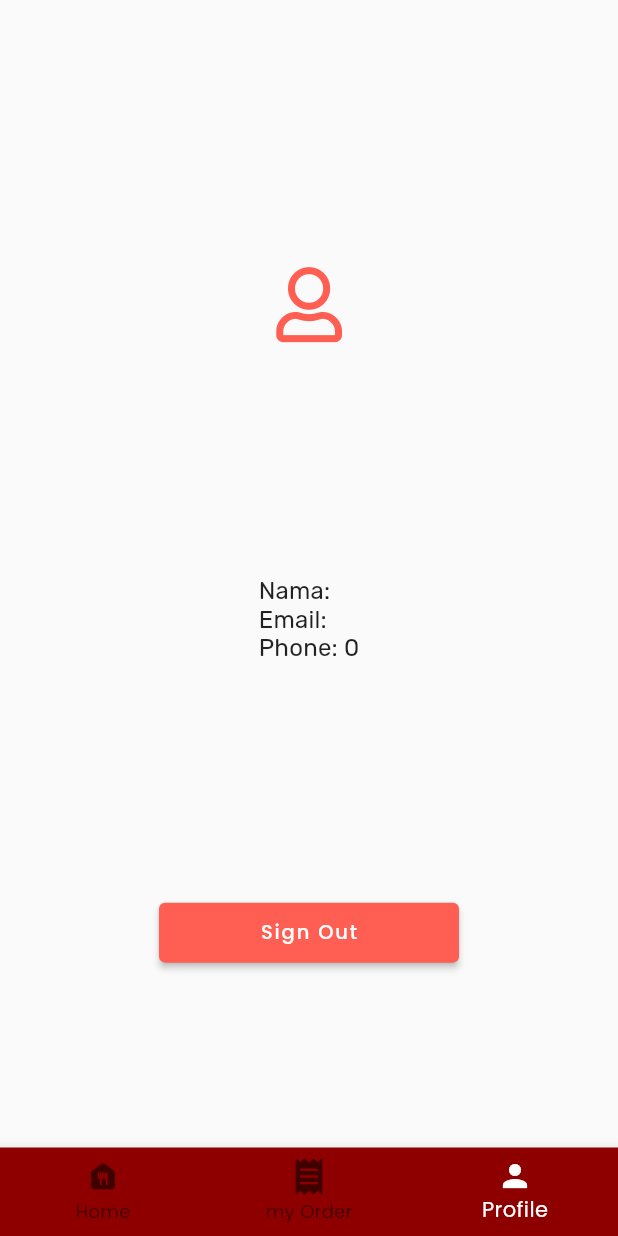
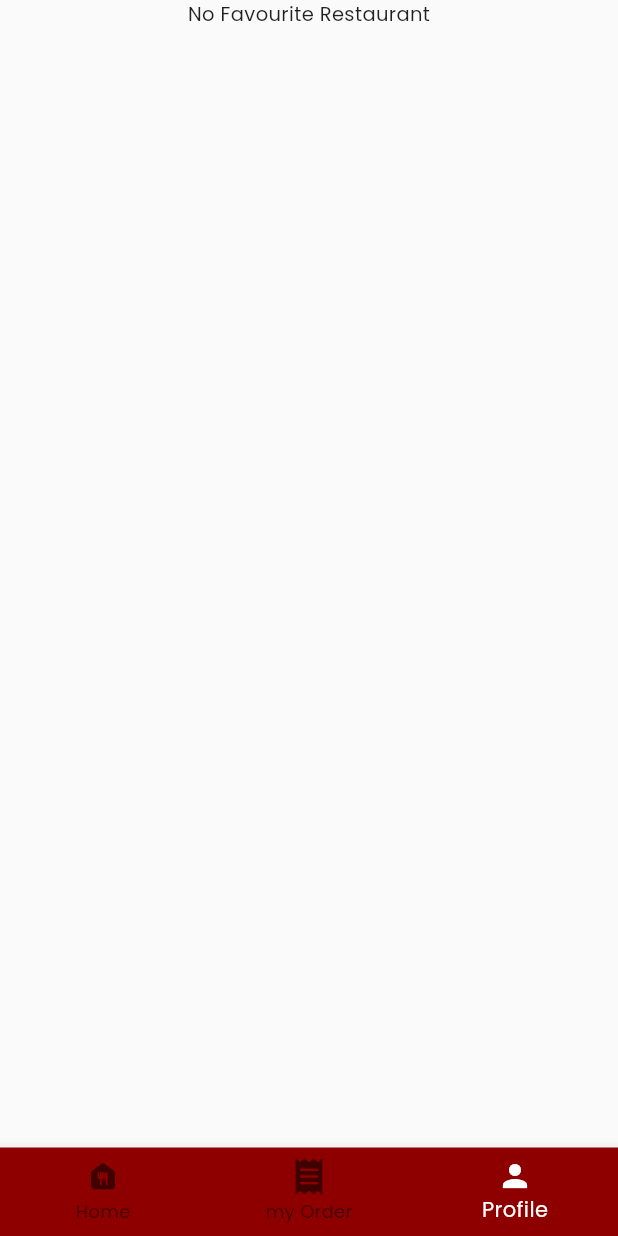
Before and after one commit to yusufkarbackk/foodzilla, a Flutter app: the screen it shows once a user with an empty profile is signed in, item 3 of the bottom bar chosen, on a phone screen of 412 x 824 dp. Run offline on Flutter 3.47's test engine with Material 2 defaults, Android fonts, the phone set to English and light mode, and no system bars; our stand-ins replace another_flushbar, cloud_firestore, connectivity, email_validator, firebase_auth, firebase_core and 4 more; accounts and stored records are empty; network calls fail.

Commit message:
menambahkah fitur add favourite

```diff
--- a/lib/main.dart
+++ b/lib/main.dart
@@ -1,7 +1,6 @@
 import 'package:firebase_auth/firebase_auth.dart';
 import 'package:flutter/material.dart';
 import 'package:foodzilla/providers/date_time_provider.dart';
-import 'package:foodzilla/providers/db_provider.dart';
 import 'package:foodzilla/providers/restaurant_detail_provider.dart';
 import 'package:foodzilla/providers/restaurant_provider.dart';
 import 'package:foodzilla/services/services.dart';
@@ -13,11 +12,16 @@ import 'package:firebase_core/firebase_core.dart';
 void main() async {
   WidgetsFlutterBinding.ensureInitialized();
   await Firebase.initializeApp();
+
   runApp(MyApp());
 }
 
-class MyApp extends StatelessWidget {
-  // This widget is the root of your application.
+class MyApp extends StatefulWidget {
+  @override
+  _MyAppState createState() => _MyAppState();
+}
+
+class _MyAppState extends State<MyApp> {
   @override
   Widget build(BuildContext context) {
     return StreamProvider.value(
@@ -30,7 +34,6 @@ class MyApp extends StatelessWidget {
           ChangeNotifierProvider(create: (context) => DateTimeProvider()),
           ChangeNotifierProvider(
               create: (context) => RestaurantDetailProvider()),
-          ChangeNotifierProvider(create: (context) => DbProvider())
         ],
         child: MaterialApp(
           title: 'Flutter Demo',
--- a/lib/providers/db_provider.dart
+++ /dev/null
@@ -1,30 +0,0 @@
-import 'package:flutter/foundation.dart';
-import 'package:foodzilla/models/restaurant_detail.dart';
-import 'package:foodzilla/services/database_helper.dart';
-
-class DbProvider extends ChangeNotifier {
-  late DatabaseHelper _dbHelper;
-  List<RestaurantDetail> _restaruants = [];
-
-  List<RestaurantDetail> get getFavouritesRestaurant => _restaruants;
-
-  void _getAllFavouriteRestaurants() async {
-    _restaruants = await _dbHelper.getFavouritedRestaurants();
-    notifyListeners();
-  }
-
-  Future<void> addNote(RestaurantDetail restaurant) async {
-    await _dbHelper.insertRestaurant(restaurant);
-    _getAllFavouriteRestaurants();
-  }
-
-  void deleteRestaurant(String id) async {
-    await _dbHelper.deleteRestaurant(id);
-    _getAllFavouriteRestaurants();
-  }
-
-  DbProvider() {
-    _dbHelper = DatabaseHelper();
-    _getAllFavouriteRestaurants();
-  }
-}
--- a/lib/screens/current_screen.dart
+++ b/lib/screens/current_screen.dart
@@ -13,7 +13,12 @@ class _CurrentScreenState extends State<CurrentScreen> {
     pageIndex = 0;
   }
 
-  List<Widget> screenList = [HomeScreen(), OrderScreen(), ProfileScreen()];
+  List<Widget> screenList = [
+    HomeScreen(),
+    OrderScreen(),
+    FavouriteScreen(),
+    ProfileScreen(),
+  ];
   @override
   Widget build(BuildContext context) {
     return Scaffold(
--- /dev/null
+++ b/lib/screens/favourite_screen.dart
@@ -0,0 +1,47 @@
+part of 'screens.dart';
+
+class FavouriteScreen extends StatelessWidget {
+  const FavouriteScreen({Key? key}) : super(key: key);
+
+  @override
+  Widget build(BuildContext context) {
+    return SafeArea(
+        child: Scaffold(
+      body: SingleChildScrollView(
+          child: FutureBuilder<QuerySnapshot>(
+              future: FavouriteRestaurantServices.getFavourites(
+                  Provider.of<User?>(context)!.uid),
+              builder: (context, snapshot) {
+                if (snapshot.hasData) {
+                  List<Widget> list = [];
+                  final List<QueryDocumentSnapshot<Object?>> favourites =
+                      snapshot.data!.docs;
+                  for (var item in favourites) {
+                    list.add(RestaurantCard(
+                        restaurantId: (item.data() as dynamic)["restaurant_id"],
+                        imageURL: (item.data() as dynamic)["imageURL"],
+                        name: (item.data() as dynamic)["name"],
+                        city: (item.data() as dynamic)["city"],
+                        rating: (item.data() as dynamic)["rating"]));
+                  }
+                  if (list.length == 0) {
+                    return Center(child: Text("No Favourite Restaurant"));
+                  } else {
+                    return Column(
+                      children: list,
+                    );
+                  }
+                } else if (snapshot.connectionState ==
+                    ConnectionState.waiting) {
+                  return Center(
+                      child: SpinKitFadingCircle(
+                    color: kLightRed,
+                    size: 40,
+                  ));
+                } else {
+                  return Text("Error getting data");
+                }
+              })),
+    ));
+  }
+}
--- a/lib/screens/screens.dart
+++ b/lib/screens/screens.dart
@@ -14,13 +14,13 @@ import 'package:foodzilla/models/transaction_model.dart';
 import 'package:foodzilla/models/user_model.dart';
 import 'package:foodzilla/providers/date_time_provider.dart';
 import 'package:foodzilla/providers/restaurant_detail_provider.dart';
-import 'package:foodzilla/providers/restaurant_provider.dart';
 import 'package:foodzilla/shared/constants.dart';
 import 'package:foodzilla/services/services.dart';
 import 'package:foodzilla/widgets/widgets.dart';
 import 'package:provider/provider.dart';
 import 'package:firebase_auth/firebase_auth.dart';
 
+part 'favourite_screen.dart';
 part 'detail_screen.dart';
 part 'welcome_screen.dart';
 part 'wrapper.dart';
--- /dev/null
+++ b/lib/services/fovurite_restaurant_services.dart
@@ -0,0 +1,45 @@
+part of 'services.dart';
+
+class FavouriteRestaurantServices {
+  List<String> _favouriedRestaurant = [];
+
+  List<String> get getFavouritedRestaurantName => _favouriedRestaurant;
+
+  static CollectionReference _favouriteCollection =
+      FirebaseFirestore.instance.collection("Favourite Restaurant");
+
+  static Future<String> addFavourite(
+      RestaurantDetail restaurant, String userId) async {
+    try {
+      await _favouriteCollection.doc().set({
+        "userId": userId,
+        "restaurant_id": restaurant.id,
+        "name": restaurant.name,
+        "rating": restaurant.rating,
+        "imageURL": restaurant.pictureId,
+        "city": restaurant.city
+      });
+      return "success";
+    } catch (e) {
+      print(e.toString());
+      return e.toString();
+    }
+  }
+
+  static Future<QuerySnapshot> getFavourites(String userId) async {
+    QuerySnapshot snapshot =
+        await _favouriteCollection.where("userId", isEqualTo: userId).get();
+
+    return snapshot;
+  }
+
+  static Future<void> deleteFavourite(String restaurantId) async {
+    var result = await _favouriteCollection
+        .where("restaurant_id", isEqualTo: restaurantId)
+        .get();
+
+    for (var doc in result.docs) {
+      await doc.reference.delete();
+    }
+  }
+}
--- a/lib/services/services.dart
+++ b/lib/services/services.dart
@@ -12,6 +12,7 @@ import 'package:foodzilla/models/restaurant_model.dart';
 import 'package:url_launcher/url_launcher.dart';
 import 'package:http/http.dart' as http;
 
+part 'fovurite_restaurant_services.dart';
 part 'auth_services.dart';
 part 'user_services.dart';
 part 'restaurants_services.dart';
--- a/lib/widgets/widgets.dart
+++ b/lib/widgets/widgets.dart
@@ -1,8 +1,8 @@
+import 'package:firebase_auth/firebase_auth.dart';
 import 'package:flutter/material.dart';
 import 'package:flutter_spinkit/flutter_spinkit.dart';
 import 'package:foodzilla/models/restaurant_model.dart';
 import 'package:foodzilla/providers/date_time_provider.dart';
-import 'package:foodzilla/providers/db_provider.dart';
 import 'package:foodzilla/providers/restaurant_detail_provider.dart';
 import 'package:foodzilla/providers/restaurant_provider.dart';
 import 'package:foodzilla/screens/screens.dart';
@@ -10,6 +10,7 @@ import 'package:foodzilla/services/services.dart';
 import 'package:foodzilla/shared/constants.dart';
 import 'package:provider/provider.dart';
 
+part 'restaurant_card.dart';
 part 'auth_input.dart';
 part 'favourite_restaurant_widget.dart';
 part 'restaurants_list.dart';
```
Also changed, not shown: lib/screens/home_screen.dart (+19 -3 lines), lib/widgets/favourite_icon_widget.dart (+18 -7 lines), lib/widgets/restaurant_card.dart (added, +86 -0 lines), 1 other file.
